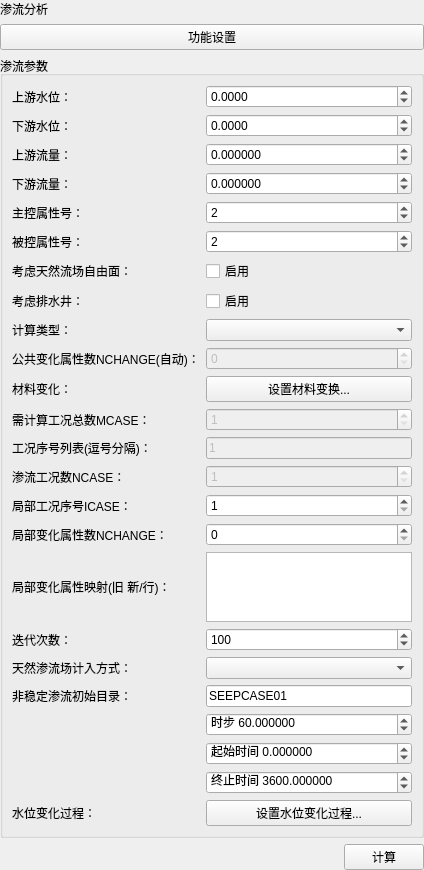
Old version of the form plugins/Base_Slover/SeepageWidget.ui in the repository asd977/base_cae.
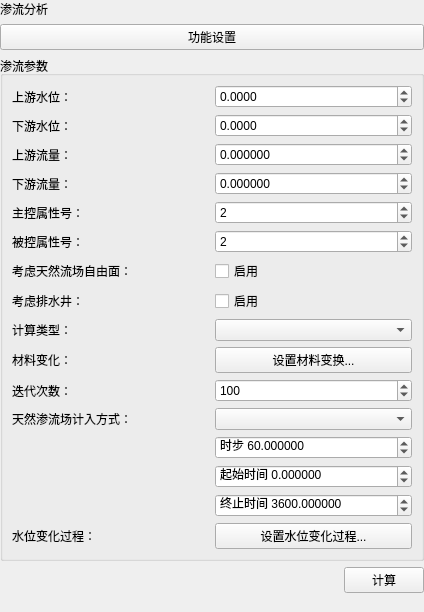
New version of the form.

Commit message: 从UI移除无用控件并清理对应逻辑

```diff
--- a/plugins/Base_Slover/SeepageWidget.ui
+++ b/plugins/Base_Slover/SeepageWidget.ui
@@ -204,23 +204,6 @@
       <item row="8" column="1">
        <widget class="QComboBox" name="comboComputeType"/>
       </item>
-      <item row="9" column="0">
-       <widget class="QLabel" name="labelGlobalNchange">
-        <property name="text">
-         <string>公共变化属性数NCHANGE(自动)：</string>
-        </property>
-       </widget>
-      </item>
-      <item row="9" column="1">
-       <widget class="QSpinBox" name="spinGlobalNchange">
-        <property name="enabled">
-         <bool>false</bool>
-        </property>
-        <property name="maximum">
-         <number>1000000</number>
-        </property>
-       </widget>
-      </item>
       <item row="10" column="0">
        <widget class="QLabel" name="labelGlobalMappings">
         <property name="text">
@@ -235,113 +218,6 @@
         </property>
        </widget>
       </item>
-      <item row="11" column="0">
-       <widget class="QLabel" name="labelMCase">
-        <property name="text">
-         <string>需计算工况总数MCASE：</string>
-        </property>
-       </widget>
-      </item>
-      <item row="11" column="1">
-       <widget class="QSpinBox" name="spinMCase">
-        <property name="enabled">
-         <bool>false</bool>
-        </property>
-        <property name="minimum">
-         <number>1</number>
-        </property>
-        <property name="maximum">
-         <number>1000000</number>
-        </property>
-        <property name="value">
-         <number>1</number>
-        </property>
-       </widget>
-      </item>
-      <item row="12" column="0">
-       <widget class="QLabel" name="labelCaseIndices">
-        <property name="text">
-         <string>工况序号列表(逗号分隔)：</string>
-        </property>
-       </widget>
-      </item>
-      <item row="12" column="1">
-       <widget class="QLineEdit" name="editCaseIndices">
-        <property name="enabled">
-         <bool>false</bool>
-        </property>
-        <property name="text">
-         <string>1</string>
-        </property>
-       </widget>
-      </item>
-      <item row="13" column="0">
-       <widget class="QLabel" name="labelNCase">
-        <property name="text">
-         <string>渗流工况数NCASE：</string>
-        </property>
-       </widget>
-      </item>
-      <item row="13" column="1">
-       <widget class="QSpinBox" name="spinNCase">
-        <property name="enabled">
-         <bool>false</bool>
-        </property>
-        <property name="minimum">
-         <number>1</number>
-        </property>
-        <property name="maximum">
-         <number>1000000</number>
-        </property>
-        <property name="value">
-         <number>1</number>
-        </property>
-       </widget>
-      </item>
-      <item row="14" column="0">
-       <widget class="QLabel" name="labelICase">
-        <property name="text">
-         <string>局部工况序号ICASE：</string>
-        </property>
-       </widget>
-      </item>
-      <item row="14" column="1">
-       <widget class="QSpinBox" name="spinICase">
-        <property name="minimum">
-         <number>1</number>
-        </property>
-        <property name="maximum">
-         <number>1000000</number>
-        </property>
-        <property name="value">
-         <number>1</number>
-        </property>
-       </widget>
-      </item>
-      <item row="15" column="0">
-       <widget class="QLabel" name="labelCaseNchange">
-        <property name="text">
-         <string>局部变化属性数NCHANGE：</string>
-        </property>
-       </widget>
-      </item>
-      <item row="15" column="1">
-       <widget class="QSpinBox" name="spinCaseNchange">
-        <property name="maximum">
-         <number>1000000</number>
-        </property>
-       </widget>
-      </item>
-      <item row="16" column="0">
-       <widget class="QLabel" name="labelCaseMappings">
-        <property name="text">
-         <string>局部变化属性映射(旧 新/行)：</string>
-        </property>
-       </widget>
-      </item>
-      <item row="16" column="1">
-       <widget class="QPlainTextEdit" name="plainCaseMappings"/>
-      </item>
       <item row="17" column="0">
        <widget class="QLabel" name="labelIter">
         <property name="text">
@@ -372,20 +248,6 @@
       <item row="18" column="1">
        <widget class="QComboBox" name="comboItagFree"/>
       </item>
-      <item row="19" column="0">
-       <widget class="QLabel" name="labelSeepCaseDir">
-        <property name="text">
-         <string>非稳定渗流初始目录：</string>
-        </property>
-       </widget>
-      </item>
-      <item row="19" column="1">
-       <widget class="QLineEdit" name="editSeepCaseDir">
-        <property name="text">
-         <string>SEEPCASE01</string>
-        </property>
-       </widget>
-      </item>
       <item row="20" column="0">
        <widget class="QLabel" name="labelDtTstaTend">
         <property name="text">
```
The commit also changes 1 other file.
